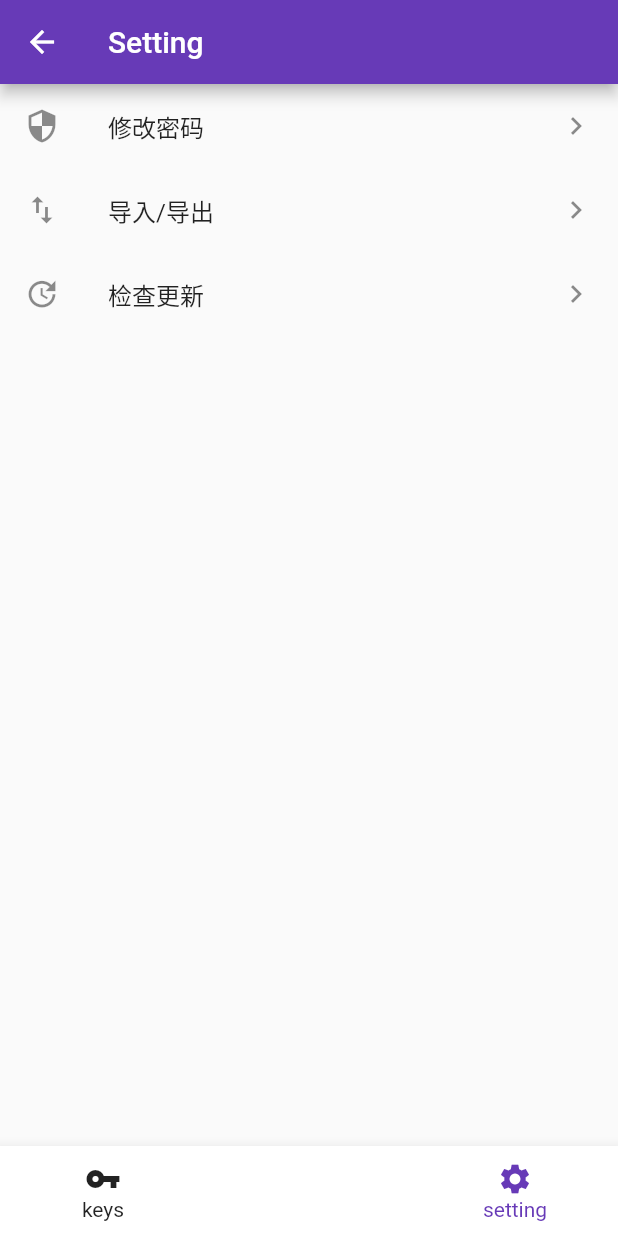
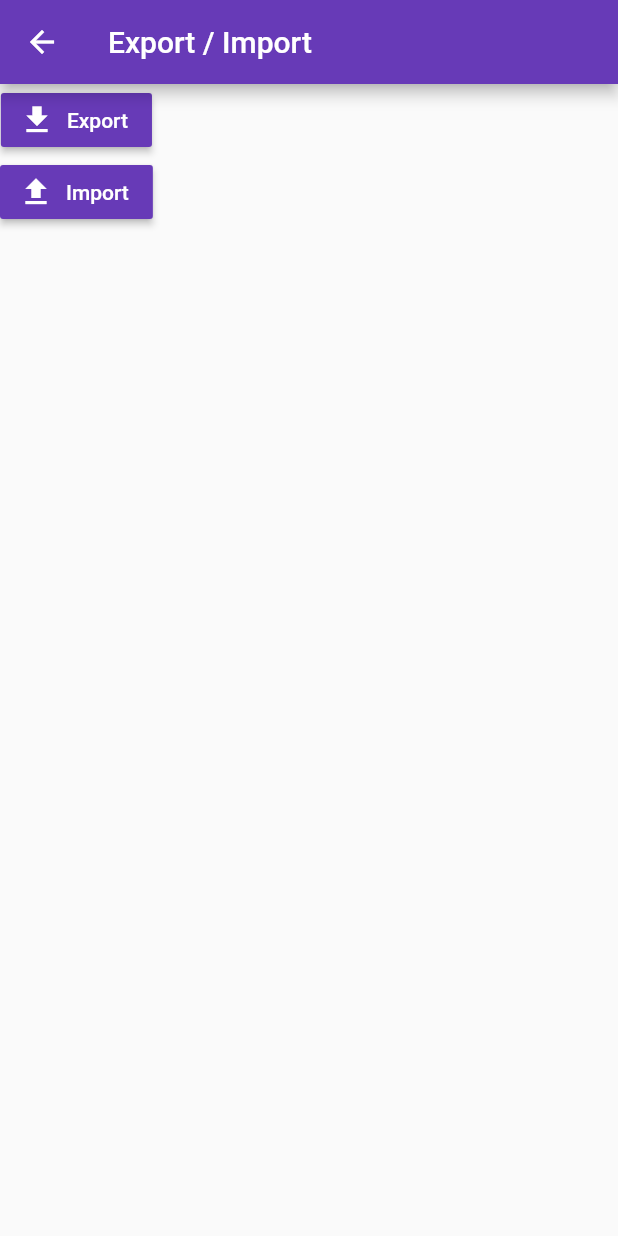
Before and after one commit to ErikYu/PasswordReminder, a Flutter app: the SettingPage screen opened by its route, after a tap on "导入/导出", on a phone screen of 412 x 824 dp. Run offline on Flutter 3.47's test engine with Material 2 defaults, Android fonts, the phone set to English and light mode, and no system bars; our stand-ins replace fluro.

Commit message:
add export

```diff
--- a/lib/fluro_router.dart
+++ b/lib/fluro_router.dart
@@ -3,6 +3,7 @@ import 'pages/password_list/password_list.dart';
 import 'pages/password_detail/password_detail.dart';
 import 'pages/setting/setting.dart';
 import 'pages/lock_reset/lock_reset.dart';
+import 'pages/export_import/export_import.dart';
 
 
 class RootRoutes {
@@ -11,12 +12,14 @@ class RootRoutes {
   static String passwordDetail = '/password/:id';
   static String setting = '/setting';
   static String lockReset = '/setting/lockreset';
+  static String exportImport = '/setting/export_import';
 
   static void configureRoutes(Router router) {
     router.define(passwordList, handler: Handler(handlerFunc: (context, param) => PasswordListPage()));
     router.define(passwordDetail, handler: Handler(handlerFunc: (context, param) => PasswordDetailPage(id: param['id'][0])));
     router.define(setting, handler: Handler(handlerFunc: (context, param) => SettingPage()));
     router.define(lockReset, handler: Handler(handlerFunc: (context, param) => LockResetPage()));
+    router.define(exportImport, handler: Handler(handlerFunc: (context, param) => ExportImport()));
     RootRoutes.router = router;
   }
 }
--- /dev/null
+++ b/lib/pages/export_import/export_import.dart
@@ -0,0 +1,75 @@
+import 'package:flutter/material.dart';
+import 'package:flutter/services.dart';
+import './export_import_service.dart';
+
+// TODO: import shall be divided into two parts
+// - replace all
+// - add all
+
+// TODO: import should support data and file at the same time
+
+class ExportImport extends StatelessWidget {
+  Widget build(BuildContext context) {
+    return Scaffold(
+      appBar: AppBar(
+        title: Text('Export / Import'),
+      ),
+      body: Builder(builder: (BuildContext context) {
+        return Column(
+          crossAxisAlignment: CrossAxisAlignment.center,
+          children: <Widget>[
+            RaisedButton.icon(
+              icon: Icon(Icons.file_download, color: Colors.white),
+              color: Theme.of(context).primaryColor,
+              label: Text('Export', style: TextStyle(color: Colors.white)),
+              onPressed: () async {
+                // 弹窗 显示字符
+                String res = await ExportImportService.getPasswordsFile();
+                _askToPaste(context, res);
+              },
+            ),
+            RaisedButton.icon(
+              icon: Icon(Icons.file_upload, color: Colors.white),
+              color: Theme.of(context).primaryColor,
+              label: Text('Import', style: TextStyle(color: Colors.white)),
+              onPressed: () async {
+                // 弹窗 显示字符
+                String res = await ExportImportService.getPasswordsFile();
+                _askToPaste(context, res);
+              },
+            ),
+          ],
+        );
+      }),
+    );
+  }
+
+  // create a dialog to download the password list file content
+  Future _askToPaste(c, String val) async {
+    return showDialog(
+      context: c,
+      builder: (BuildContext context) {
+        return AlertDialog(
+          title: Text('Content'),
+          content: Text('$val'),
+          actions: <Widget>[
+            FlatButton(
+              child: Text('Paste'),
+              onPressed: () async {
+                await Clipboard.setData(ClipboardData(text: val));
+                Navigator.pop(context);
+                Scaffold.of(c).showSnackBar(SnackBar(content: Text('Paste successfully')));
+              },
+            ),
+            FlatButton(
+              child: Text('Cancel'),
+              onPressed: () {
+                Navigator.pop(context);
+              },
+            ),
+          ],
+        );
+      }
+    );
+  }
+}
--- /dev/null
+++ b/lib/pages/export_import/export_import_service.dart
@@ -0,0 +1,7 @@
+import 'package:password_reminder/helpers/file_helper.dart';
+
+class ExportImportService {
+  static Future<String> getPasswordsFile() async {
+    return await FileHelper(MyFiles.pwd).readFileAsString();
+  }
+}
--- a/lib/pages/setting/setting.dart
+++ b/lib/pages/setting/setting.dart
@@ -25,7 +25,7 @@ class SettingPage extends StatelessWidget {
             trailing: Icon(Icons.keyboard_arrow_right),
             title: Text('导入/导出'),
             onTap: () {
-              print('go change password');
+              RootRoutes.router.navigateTo(context, '/setting/export_import');
             },
           ),
           ListTile(
@@ -35,6 +35,14 @@ class SettingPage extends StatelessWidget {
             onTap: () {
               print('go change password');
             },
+          ),
+          ListTile(
+            leading: Icon(Icons.person),
+            trailing: Icon(Icons.keyboard_arrow_right),
+            title: Text('关于'),
+            onTap: () {
+              print('go change password');
+            },
           )
         ],
       ),
```
